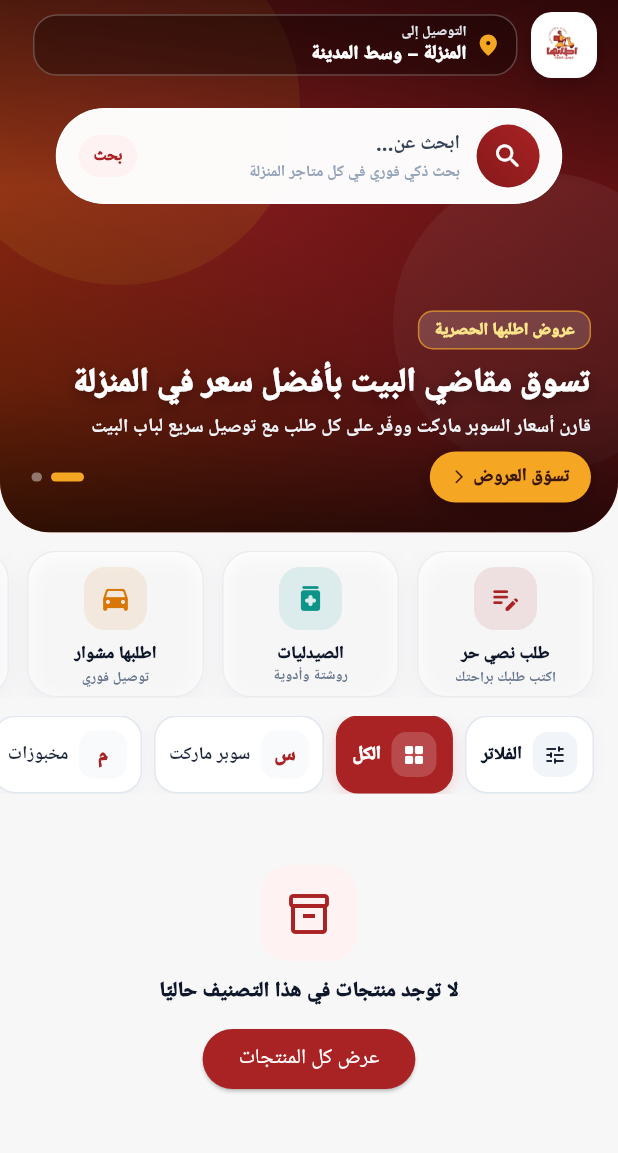
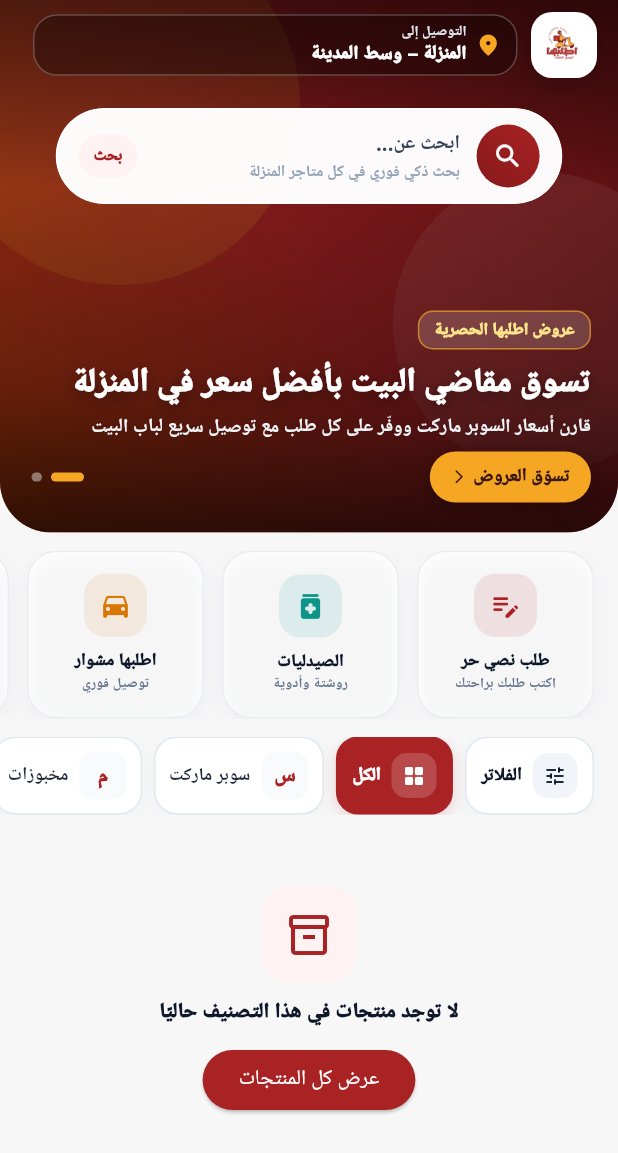
Before and after one commit to anas2002abdo-lab/-Anas-Eladl, a Flutter app: the HomeScreen widget shown alone on an empty page, opened directly with empty values, on a phone screen of 412 x 824 dp. Shown: the top 1153 px of the screen. Run offline on Flutter 3.47's test engine with Material 3 defaults, Android fonts, the phone set to English and light mode, and no system bars; our stand-ins replace firebase_auth, firebase_core, firebase_messaging, flutter_local_notifications, flutter_map, geolocator and 4 more; missing offline and left inert: print_bluetooth_thermal; accounts and stored records are empty; network calls fail.

Commit message:
refactor: improve test stability and UI layout
- Prevent network requests during tests by checking for FLUTTER_TEST environment variable.
- Adjust home screen service list height and padding for better UI consistency.
- Optimize widget test pump timing for faster execution.

```diff
--- a/mobile/otlobha_customer/lib/main.dart
+++ b/mobile/otlobha_customer/lib/main.dart
@@ -4,7 +4,6 @@ import 'dart:io';
 import 'dart:ui';
 import 'package:firebase_core/firebase_core.dart';
 import 'package:firebase_messaging/firebase_messaging.dart';
-import 'package:flutter/foundation.dart';
 import 'package:flutter/material.dart';
 import 'package:flutter/services.dart';
 import 'package:flutter_localizations/flutter_localizations.dart';
--- a/mobile/otlobha_customer/lib/screens/cart_screen.dart
+++ b/mobile/otlobha_customer/lib/screens/cart_screen.dart
@@ -1,4 +1,5 @@
 import 'dart:convert';
+import 'dart:io';
 import 'dart:typed_data';
 import 'package:flutter/material.dart';
 import 'package:flutter/services.dart';
@@ -78,7 +79,9 @@ class _CartScreenState extends State<CartScreen> {
     if (bootPay is Map) {
       _paymentSettings = Map<String, dynamic>.from(bootPay);
     }
-    _refreshPaymentSettings();
+    if (!Platform.environment.containsKey('FLUTTER_TEST')) {
+      _refreshPaymentSettings();
+    }
   }
 
   Future<void> _refreshPaymentSettings() async {
--- a/mobile/otlobha_customer/lib/screens/home_screen.dart
+++ b/mobile/otlobha_customer/lib/screens/home_screen.dart
@@ -1213,7 +1213,7 @@ class _HomeScreenState extends State<HomeScreen> with WidgetsBindingObserver {
     ];
 
     return SizedBox(
-      height: 98,
+      height: 112,
       child: ListView.separated(
         scrollDirection: Axis.horizontal,
         physics: const BouncingScrollPhysics(),
@@ -1230,7 +1230,7 @@ class _HomeScreenState extends State<HomeScreen> with WidgetsBindingObserver {
                   borderRadius: BorderRadius.circular(20),
                   child: Container(
                     width: 118,
-                    padding: const EdgeInsets.symmetric(horizontal: 10, vertical: 10),
+                    padding: const EdgeInsets.symmetric(horizontal: 10, vertical: 8),
                     decoration: BoxDecoration(
                       borderRadius: BorderRadius.circular(20),
                       border: Border.all(color: const Color(0xFFEAECEF)),
--- a/mobile/otlobha_customer/lib/screens/offers_screen.dart
+++ b/mobile/otlobha_customer/lib/screens/offers_screen.dart
@@ -1,5 +1,6 @@
 import 'dart:async';
 import 'dart:convert';
+import 'dart:io';
 import 'package:flutter/material.dart';
 import '../core/api_client.dart';
 
@@ -40,7 +41,9 @@ class _OffersScreenState extends State<OffersScreen> {
   void initState() {
     super.initState();
     _scrollCtrl.addListener(_onScroll);
-    _fetchOffers(reset: true);
+    if (!Platform.environment.containsKey('FLUTTER_TEST')) {
+      _fetchOffers(reset: true);
+    }
   }
 
   @override
```
Also changed, not shown: 1 other file.
